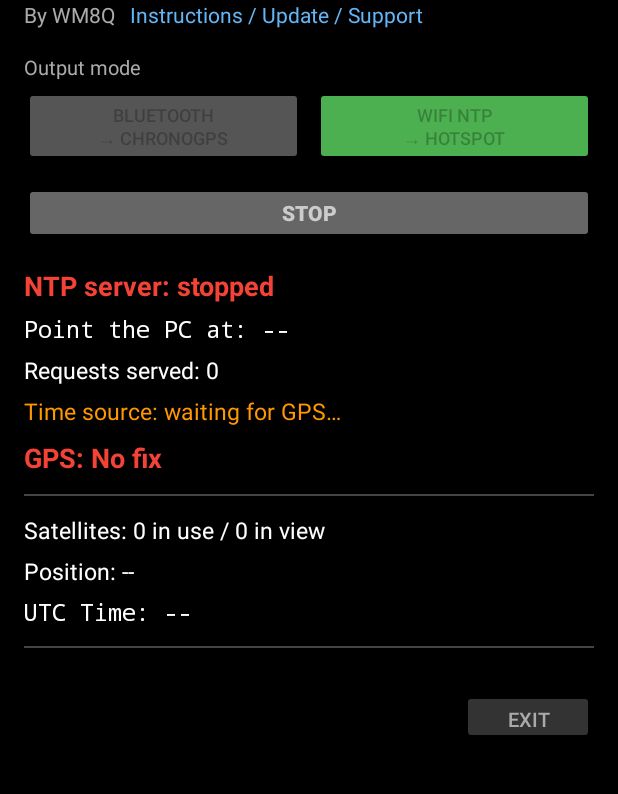
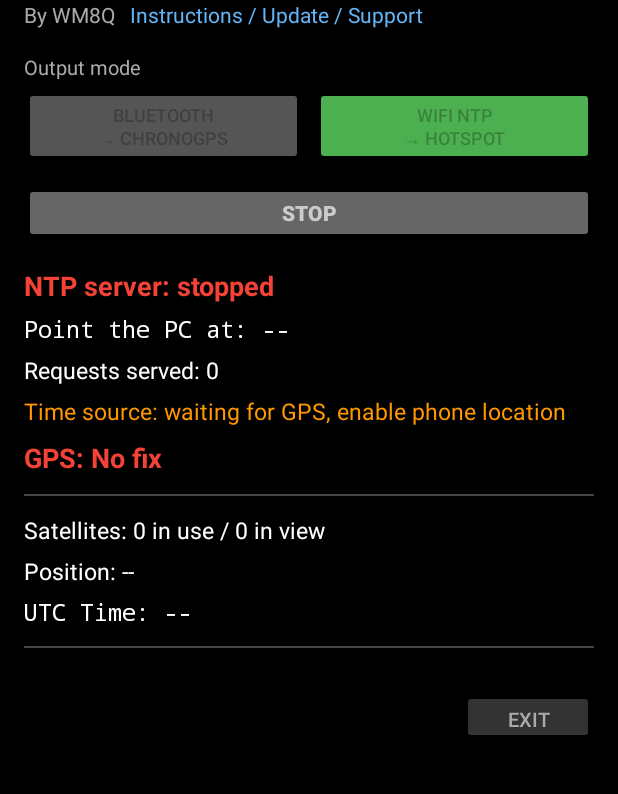
Before and after one commit to avantol/AccuTime-NTP, an Android app: the screen it shows after launch (MainActivity), after a tap on "START", on a phone screen of 412 x 824 dp, the part 73-867 px from its top. Run offline under Robolectric (Android 15) with nearby library versions, the phone set to English and light mode, and no system bars.

Commit message:
UI text tweaks: clearer hotspot/location/connect hints
- "NTP server: serving" -> "...serving, start wifi hotspot"
- "Time source: waiting for GPS..." -> "...enable phone location"
- Start toast -> "Connect PC to phone using AccuTime client app."

Co-Authored-By: Claude Opus 4.8 (1M context) <noreply@anthropic.com>

```diff
--- a/app/src/main/java/com/gpstobt/nmeabridge/MainActivity.kt
+++ b/app/src/main/java/com/gpstobt/nmeabridge/MainActivity.kt
@@ -160,7 +160,7 @@ class MainActivity : AppCompatActivity() {
             }
         } else {
             Toast.makeText(this,
-                "Turn on your phone's WiFi hotspot, then connect the PC to it",
+                "Connect PC to phone using AccuTime client app.",
                 Toast.LENGTH_LONG).show()
         }
 
@@ -292,7 +292,7 @@ class MainActivity : AppCompatActivity() {
                 tvTimeSource.setTextColor(getColor(R.color.status_waiting))
             }
             else -> {
-                tvTimeSource.text = "Time source: waiting for GPS…"
+                tvTimeSource.text = "Time source: waiting for GPS, enable phone location"
                 tvTimeSource.setTextColor(getColor(R.color.status_waiting))
             }
         }
--- a/app/src/main/res/layout/activity_main.xml
+++ b/app/src/main/res/layout/activity_main.xml
@@ -154,7 +154,7 @@
                 android:layout_width="match_parent"
                 android:layout_height="wrap_content"
                 android:layout_marginTop="6dp"
-                android:text="Time source: waiting for GPS…"
+                android:text="Time source: waiting for GPS, enable phone location"
                 android:textColor="#FF9800"
                 android:textSize="15sp" />
         </LinearLayout>
--- a/app/src/main/res/values/strings.xml
+++ b/app/src/main/res/values/strings.xml
@@ -16,7 +16,7 @@
     <string name="label_nmea_log">NMEA Log</string>
     <string name="ntp_stopped">NTP server: stopped</string>
     <string name="ntp_starting">NTP server: starting…</string>
-    <string name="ntp_serving">NTP server: serving</string>
+    <string name="ntp_serving">NTP server: serving, start wifi hotspot</string>
     <string name="ntp_error">NTP server: port error</string>
     <string name="notification_channel_name">AccuTime Service</string>
     <string name="notification_title">AccuTime active</string>
```
